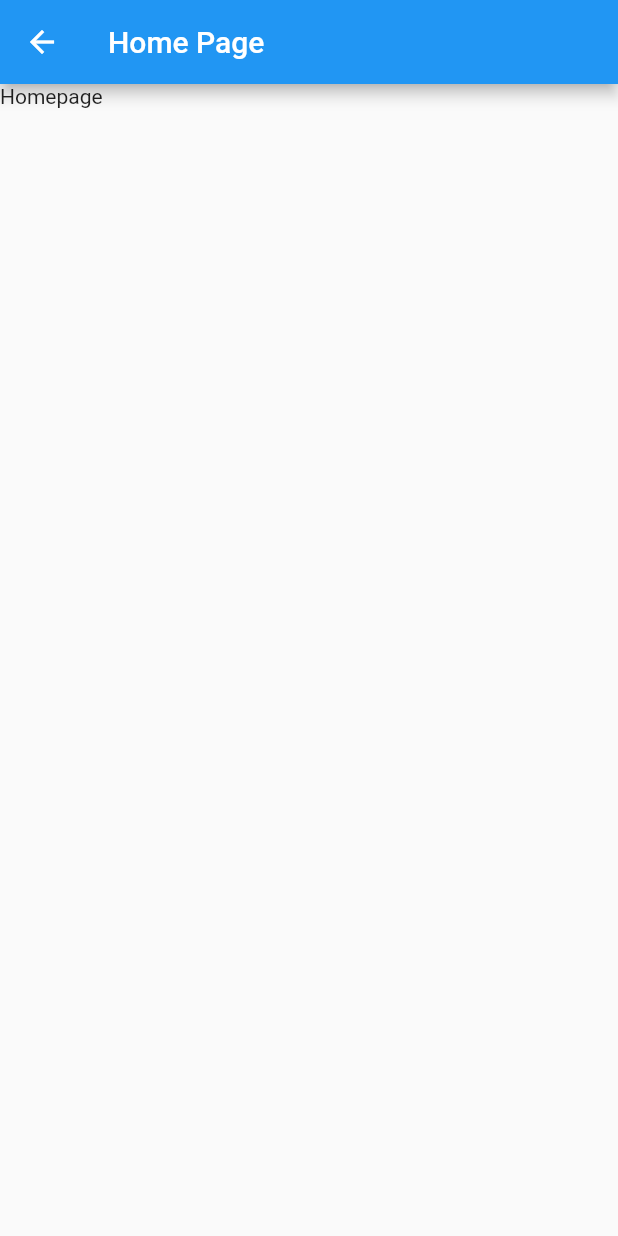
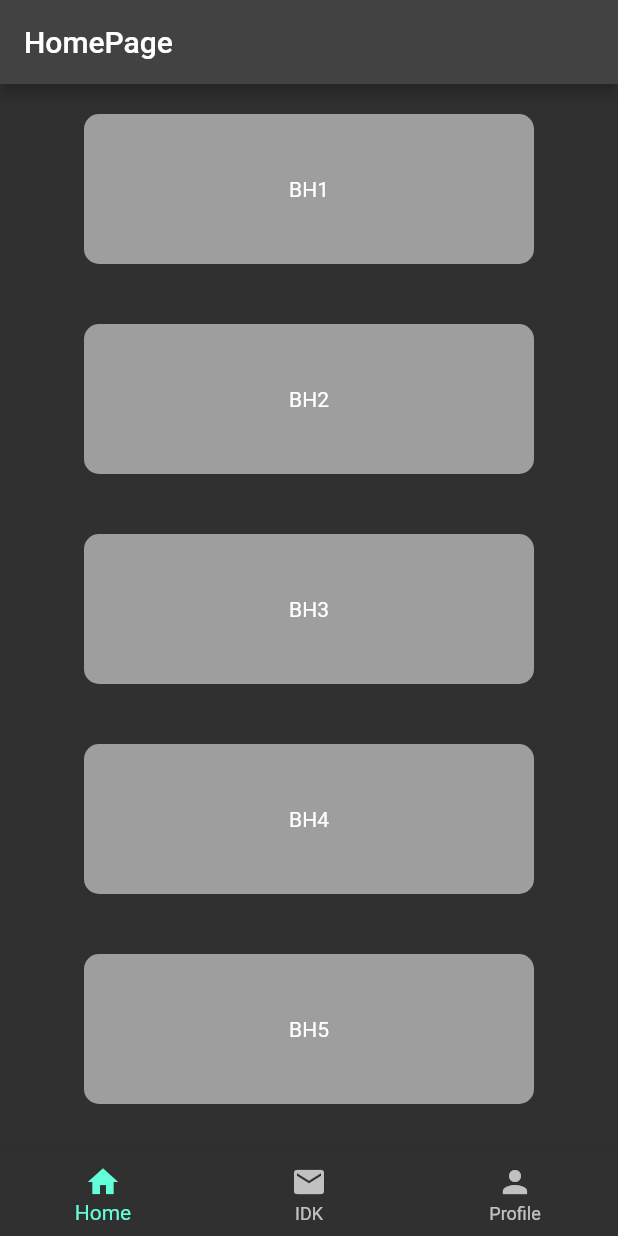
Before and after one commit to Sam-commit/Dormitory-Management-App, a Flutter app: the screen it shows after launch, after a tap on "Log In", on a phone screen of 412 x 824 dp. Run offline on Flutter 3.47's test engine with Material 2 defaults, Android fonts, the phone set to English and light mode, and no system bars; our stand-ins replace cloud_firestore, firebase_auth, firebase_core; accounts and stored records are empty; network calls fail.

Commit message:
User HomePage Added

```diff
--- a/lib/loginpage.dart
+++ b/lib/loginpage.dart
@@ -3,6 +3,7 @@ import 'package:flutter/material.dart';
 import 'homepage.dart';
 import 'package:firebase_core/firebase_core.dart';
 import 'package:dormitory_management/functions.dart';
+import 'userHomePage.dart';
 
 class Loginpage extends StatefulWidget {
   const Loginpage({Key? key}) : super(key: key);
@@ -61,11 +62,8 @@ class _LoginpageState extends State<Loginpage> {
                 Functions func = Functions(email, password);
                 await func.signin();
 
-                Navigator.push(
-                    context,
-                    MaterialPageRoute(
-                        builder: (context) =>
-                            Homepage(admin: func.userpower())));
+                Navigator.push(context,
+                    MaterialPageRoute(builder: (context) => UserHomePage()));
               },
               child: const Text("Log In")),
         ],
--- /dev/null
+++ b/lib/userHomePage.dart
@@ -0,0 +1,125 @@
+// ignore_for_file: file_names, use_key_in_widget_constructors, prefer_const_literals_to_create_immutables
+
+import 'package:flutter/material.dart';
+import 'package:cupertino_icons/cupertino_icons.dart';
+import 'package:dormitory_management/homepage.dart';
+
+class UserHomePage extends StatefulWidget {
+  @override
+  State<UserHomePage> createState() => _UserHomePageState();
+}
+
+class _UserHomePageState extends State<UserHomePage> {
+  @override
+  int _index = 0;
+
+  List<Widget> pages = [
+    FirstScreen(),
+    Homepage(admin: false),
+    Profile(),
+  ];
+  PageController _pageController = PageController();
+  @override
+  void initState() {
+    super.initState();
+    _pageController = PageController(initialPage: _index);
+  }
+
+  Widget build(BuildContext context) {
+    return MaterialApp(
+      theme: ThemeData.dark(),
+      home: SafeArea(
+        child: Scaffold(
+            bottomNavigationBar: BottomNavigationBar(
+              currentIndex: _index,
+              items: [
+                BottomNavigationBarItem(
+                  icon: Icon(Icons.home),
+                  title: Text("Home"),
+                ),
+                BottomNavigationBarItem(
+                  icon: Icon(Icons.mail),
+                  title: Text("IDK"),
+                ),
+                BottomNavigationBarItem(
+                  icon: Icon(Icons.person),
+                  title: Text("Profile"),
+                ),
+              ],
+            ),
+            body: PageView(
+              children: pages,
+              onPageChanged: onPageChanged,
+              controller: _pageController,
+            )),
+      ),
+    );
+  }
+
+  void onPageChanged(int page) {
+    setState(() {
+      _index = page;
+    });
+    void onTabTapped(int index) {
+      this._pageController.animateToPage(index,
+          duration: const Duration(milliseconds: 500), curve: Curves.easeInOut);
+    }
+  }
+}
+
+class Profile extends StatelessWidget {
+  @override
+  Widget build(BuildContext context) {
+    return MaterialApp(
+      home: Scaffold(
+        body: Center(
+          child: Container(child: Text("Profile")),
+        ),
+      ),
+    );
+  }
+}
+
+class FirstScreen extends StatelessWidget {
+  @override
+  Widget build(BuildContext context) {
+    return MaterialApp(
+      theme: ThemeData.dark(),
+      home: Scaffold(
+        appBar: AppBar(
+          title: Text("HomePage"),
+        ),
+        body: Center(
+          child: Column(
+            children: [
+              Expanded(
+                child: ListView(
+                  children: [
+                    Center(child: hostelCard("BH1")),
+                    Center(child: hostelCard("BH2")),
+                    Center(child: hostelCard("BH3")),
+                    Center(child: hostelCard("BH4")),
+                    Center(child: hostelCard("BH5")),
+                  ],
+                ),
+              )
+            ],
+          ),
+        ),
+      ),
+    );
+  }
+}
+
+Widget hostelCard(String title) {
+  return Container(
+    height: 100,
+    width: 300,
+    margin: EdgeInsets.symmetric(vertical: 20),
+    decoration: BoxDecoration(
+      borderRadius: BorderRadius.circular(10),
+      color: Colors.grey,
+    ),
+    child: Center(child: Text(title)),
+  );
+}
```
